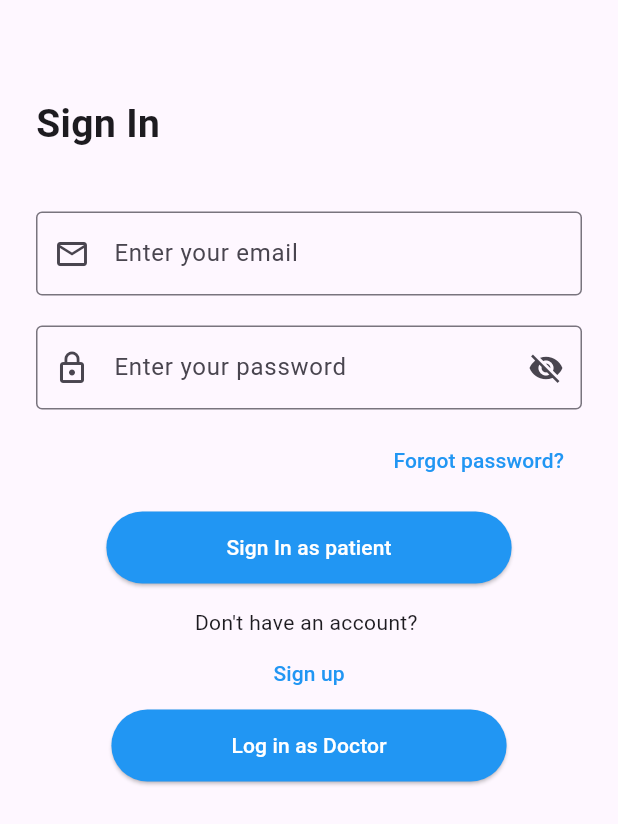
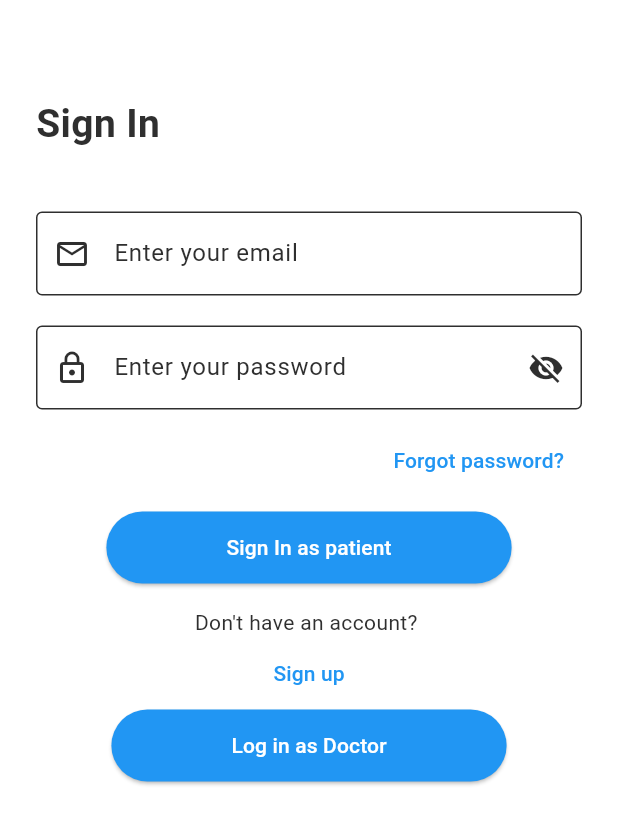
Before and after one commit to JonatanLindh/MediCall, a Flutter app: the screen it shows after launch, on a phone screen of 412 x 824 dp. Shown: the top 824 px of the screen. Run offline on Flutter 3.47's test engine with Material 3 defaults, Android fonts, the phone set to English and light mode, and no system bars; our stand-ins replace bloc, equatable, flutter_bloc, flutter_hooks, geolocator, go_router; missing offline and left inert: flutter_webrtc, livekit_client.

Commit message:
Colorscheme

```diff
--- a/app/lib/app/view/app.dart
+++ b/app/lib/app/view/app.dart
@@ -3,6 +3,7 @@ import 'dart:developer';
 import 'package:flutter/material.dart';
 import 'package:flutter_bloc/flutter_bloc.dart';
 import 'package:medicall/app/routes.dart';
+import 'package:medicall/contants/colorscheme.dart';
 import 'package:medicall/l10n/l10n.dart';
 import 'package:medicall/repositories/geo/geo.dart';
 import 'package:medicall/screens/patient/login/bloc/login_bloc.dart';
@@ -33,6 +34,7 @@ class App extends StatelessWidget {
           child: MaterialApp.router(
             routerConfig: router,
             theme: ThemeData(
+              colorScheme: colorScheme,
               appBarTheme: const AppBarTheme(
                 backgroundColor: Colors.transparent,
                 titleTextStyle: TextStyle(
--- /dev/null
+++ b/app/lib/contants/colorscheme.dart
@@ -0,0 +1,13 @@
+import 'package:flutter/material.dart';
+
+const colorScheme = ColorScheme(
+  brightness: Brightness.light,
+  primary: Color(0xFF9AEF99),
+  onPrimary: Color.fromARGB(255, 47, 47, 47),
+  secondary: Color(0xFFFFA8CD),
+  onSecondary: Color.fromARGB(255, 47, 47, 47),
+  error: Color(0xEFFF103D),
+  onError: Color.fromARGB(255, 47, 47, 47),
+  surface: Color(0xFFFFFFFF),
+  onSurface: Color.fromARGB(255, 47, 47, 47),
+);
```
Also changed, not shown: app/lib/screens/dashboard/dashboard_screen.dart (+11 -1 lines).
